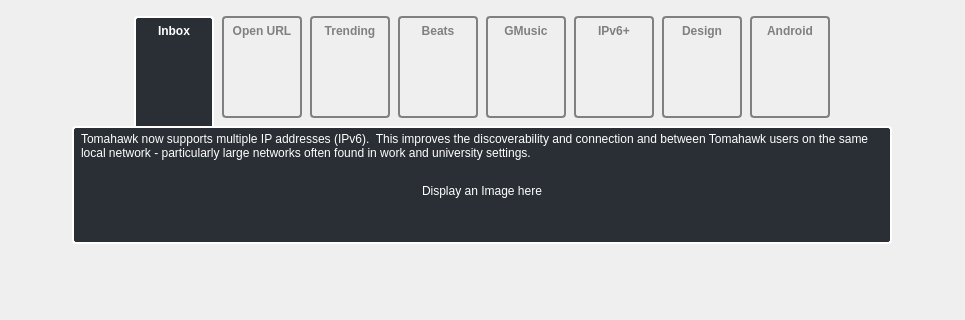
Above: src/viewpages/whatsnew_0_8/WhatsNewWidget_0_8.ui from tomahawk-player/tomahawk before the change; both pictures show x 0 to 965 and y 0 to 320 of the 965 by 600 pixel window. Below: the same form after it.
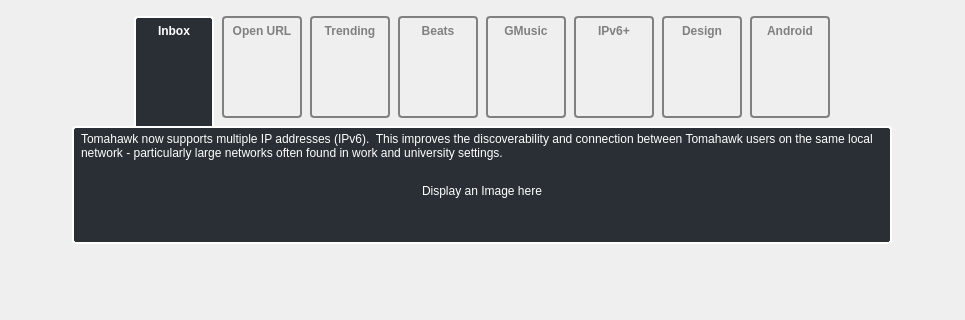
That is the form after the change. The open tabs and pages were chosen to show the change. Icons and pictures are not drawn. Custom widgets are drawn as their Qt base class.

Commit message: [whatsnew] Remove wrong and

```diff
--- a/src/viewpages/whatsnew_0_8/WhatsNewWidget_0_8.ui
+++ b/src/viewpages/whatsnew_0_8/WhatsNewWidget_0_8.ui
@@ -1118,7 +1118,7 @@
                </sizepolicy>
               </property>
               <property name="text">
-               <string>Tomahawk now supports multiple IP addresses (IPv6).  This improves the discoverability and connection and between Tomahawk users on the same local network - particularly large networks often found in work and university settings.</string>
+               <string>Tomahawk now supports multiple IP addresses (IPv6).  This improves the discoverability and connection between Tomahawk users on the same local network - particularly large networks often found in work and university settings.</string>
               </property>
               <property name="scaledContents">
                <bool>false</bool>
```
